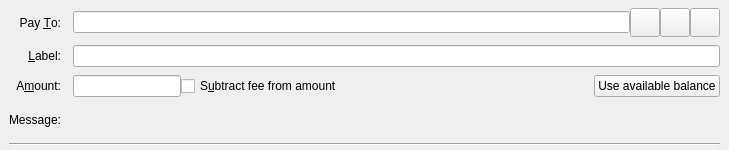
Old version of the form src/qt/forms/sendcoinsentry.ui in the repository Bitcoin-ABC/bitcoin-abc.
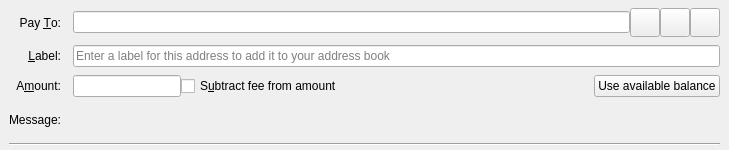
New version of the form. Icons and pictures are not drawn. Custom widgets are drawn as their Qt base class.

Commit message: gui: Move static placeholder texts to forms

Diff of the .ui file:
```diff
--- a/src/qt/forms/sendcoinsentry.ui
+++ b/src/qt/forms/sendcoinsentry.ui
@@ -144,6 +144,9 @@
       <property name="toolTip">
        <string>Enter a label for this address to add it to the list of used addresses</string>
       </property>
+      <property name="placeholderText">
+       <string>Enter a label for this address to add it to your address book</string>
+      </property>
      </widget>
     </item>
     <item row="2" column="0">
```
The commit also changes 5 other files.
